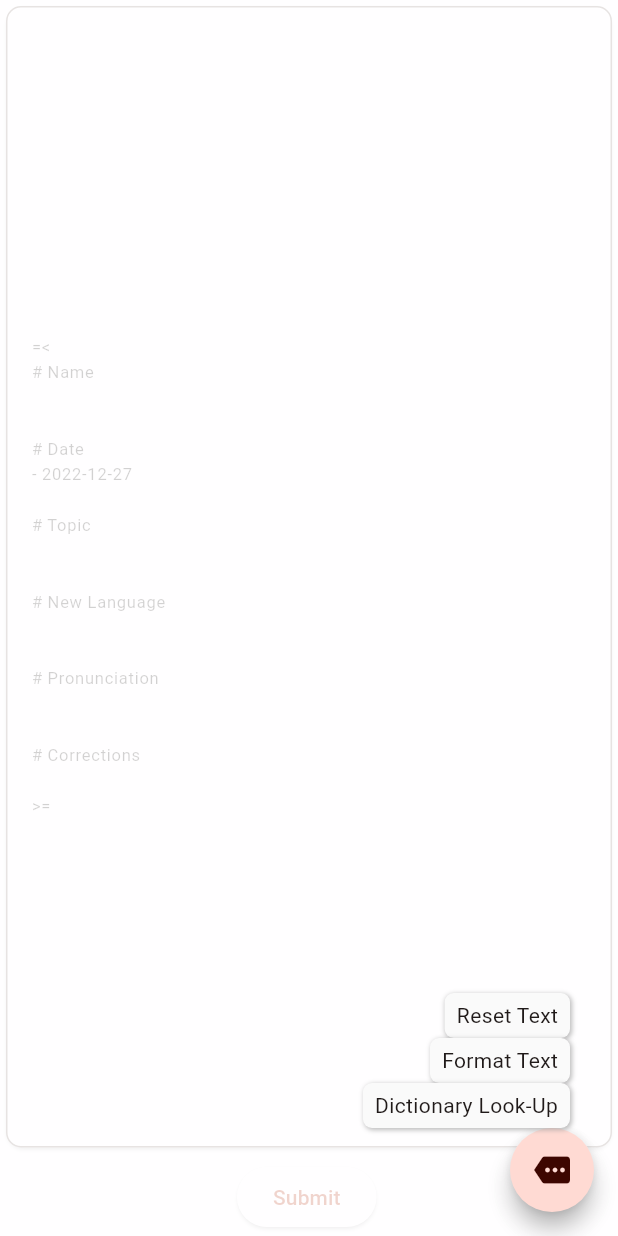
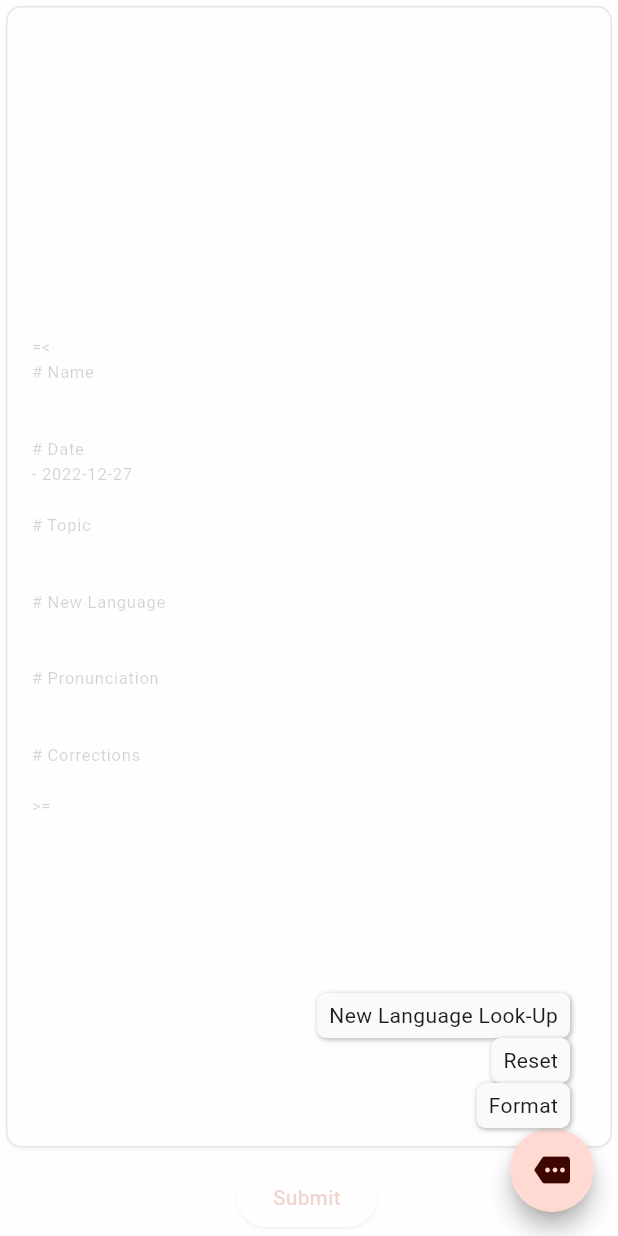
Before and after one commit to CookieWookiee321/lesson_companion, a Flutter app: the TextInputModeView screen opened directly, after a tap on the "more" icon, on a phone screen of 412 x 824 dp. Run offline on Flutter 3.47's test engine with Material 2 defaults, Android fonts, the phone set to English and light mode, and no system bars; drawn by our look-alikes of flutter_speed_dial; our stand-ins replace connectivity_plus, file_picker, isar, pdf, printing, shared_preferences; missing offline and left inert: alphabet_scroll_view, desktop_window; accounts and stored records are empty; generated files the repository leaves out were written again.

Commit message:
fixed Lookup feature writing content following the New Language section

```diff
--- a/lib/views/main_windows/home_view.dart
+++ b/lib/views/main_windows/home_view.dart
@@ -8,7 +8,6 @@ import 'package:lesson_companion/views/main_windows/pdf_preview.dart';
 import '../../controllers/companion_methods.dart';
 import '../../controllers/home_controller.dart';
 import '../../models/database.dart';
-import '../../models/home_view_models.dart';
 import '../../models/lesson.dart';
 import '../../models/report.dart';
 import '../../models/student.dart';
@@ -32,6 +31,7 @@ class _HomeViewState extends State<HomeView> {
   String? _topic;
   String? _homework;
 
+  //TODO:
   int? _currentFocus = null;
   double _traversalCap = 5;
 
@@ -47,13 +47,6 @@ class _HomeViewState extends State<HomeView> {
     ReportTable(title: "Pronunciation", children: []),
     ReportTable(title: "Corrections", children: [])
   ];
-
-  void _autoInsert(TextEditingController controller) {
-    final indexNow = controller.selection.base.offset;
-    final character = controller.text[indexNow - 1];
-    controller.text = CompanionMethods.autoInsert(
-        character, controller, indexNow, controller.selection.extentOffset);
-  }
 
   @override
   void initState() {
--- a/lib/views/main_windows/lesson_view.dart
+++ b/lib/views/main_windows/lesson_view.dart
@@ -21,7 +21,6 @@ class _LessonHistoryViewState extends State<LessonHistoryView> {
   List<String>? _names;
   bool? _onlyActive = false;
   String? _selectedStudent;
-  int? _lessonCount;
   List<Lesson>? _lessons;
 
   Future<void> _getLessons() async {
@@ -94,7 +93,7 @@ class _LessonHistoryViewState extends State<LessonHistoryView> {
                       subtitle: _lessons![index].homework != null
                           ? Text(_lessons![index].homework!)
                           : null,
-                      onLongPress: () async {
+                      onTap: () async {
                         final id = _students!
                             .where((s) => s.name! == _selectedStudent!)
                             .first
--- a/lib/views/main_windows/report_view.dart
+++ b/lib/views/main_windows/report_view.dart
@@ -1,5 +1,4 @@
 import 'package:flutter/material.dart';
-import 'package:lesson_companion/models/database.dart';
 import 'package:lesson_companion/models/report.dart';
 import 'package:lesson_companion/models/report_details.dart';
 
--- a/lib/views/main_windows/text_input_mode_view.dart
+++ b/lib/views/main_windows/text_input_mode_view.dart
@@ -202,8 +202,7 @@ class _TextInputModeViewState extends State<TextInputModeView> {
       indexEnding = fullText.indexOf(">=");
     }
     final newLanguage = fullText.substring(
-      fullText.indexOf("\n", indexHeading) + 1,
-    );
+        fullText.indexOf("\n", indexHeading) + 1, indexEnding);
     final lines = newLanguage.split("\n");
 
     //TODO: this is writing junk text, rewriting the text following NL
@@ -491,27 +490,27 @@ class _TextInputModeViewState extends State<TextInputModeView> {
           icon: Icons.more,
           children: [
             SpeedDialChild(
-                label: "Dictionary Look-Up",
+                label: "Format",
+                onTap: () {
+                  setState(() {
+                    _textController.text = _autoFormatAll(_textController.text);
+                  });
+                }),
+            SpeedDialChild(
+                label: "Reset",
+                onTap: () {
+                  setState(() {
+                    _textController.text = _template;
+                  });
+                }),
+            SpeedDialChild(
+                label: "New Language Look-Up",
                 onTap: () async {
                   _switchLoading();
                   _lookUpWords().then((value) {
                     _switchLoading();
                   });
                 }),
-            SpeedDialChild(
-                label: "Format Text",
-                onTap: () {
-                  setState(() {
-                    _textController.text = _autoFormatAll(_textController.text);
-                  });
-                }),
-            SpeedDialChild(
-                label: "Reset Text",
-                onTap: () {
-                  setState(() {
-                    _textController.text = _template;
-                  });
-                })
           ],
         ));
   }
```
